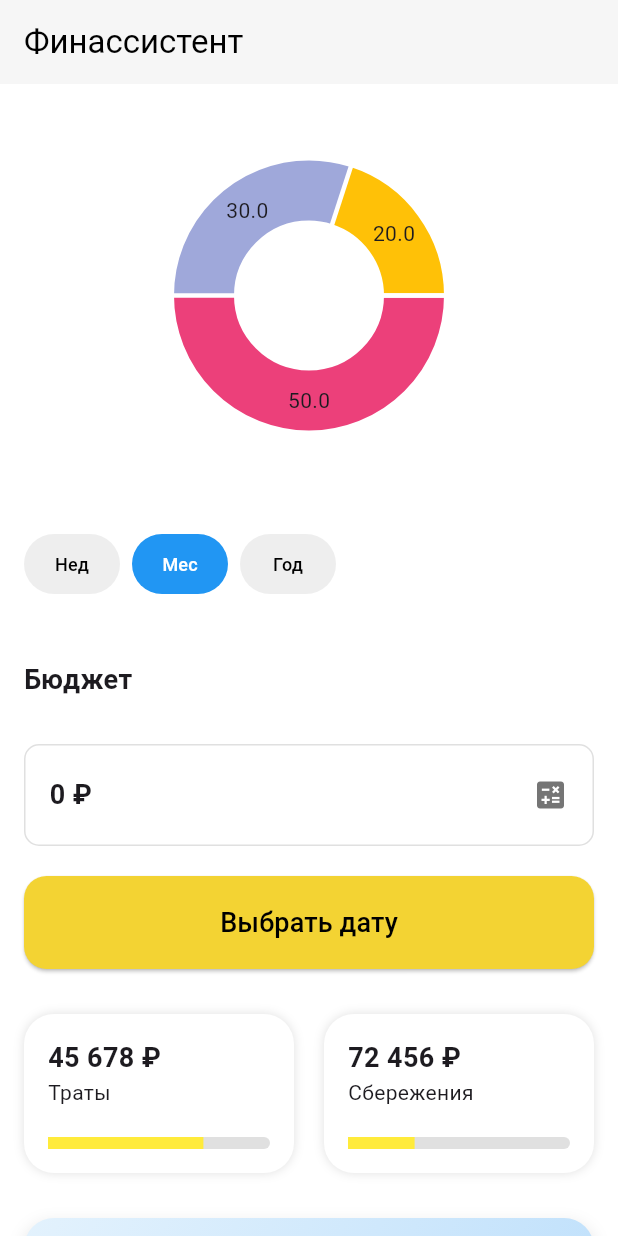
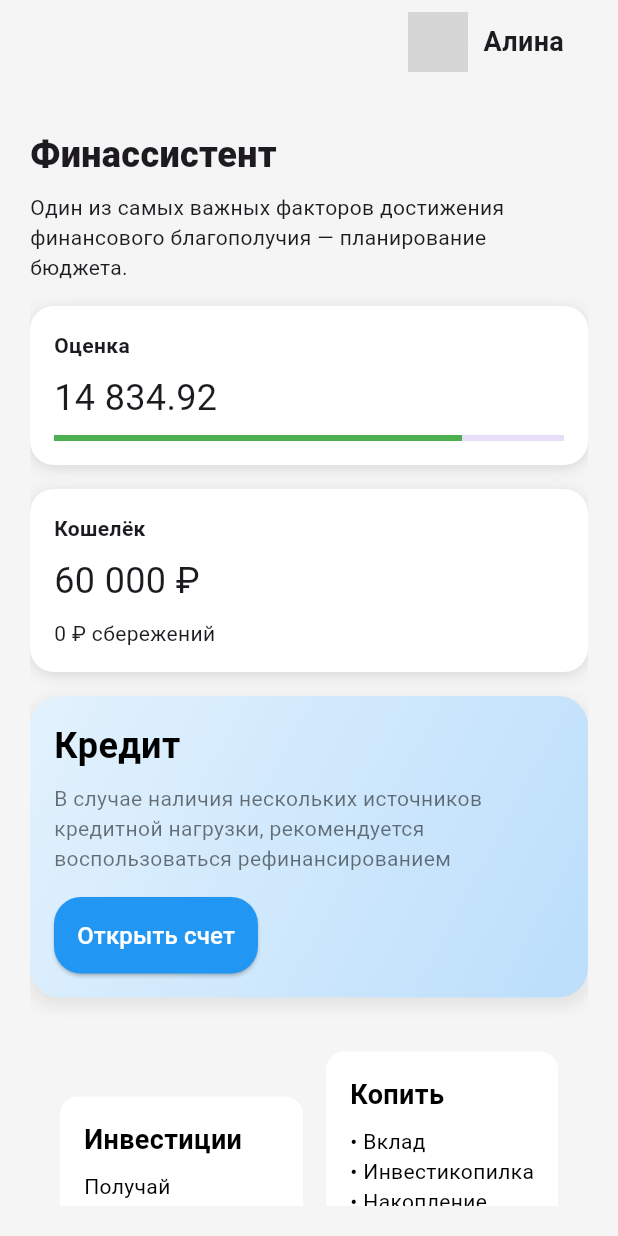
Before and after one commit to ArtemSorin/FinancialAssistant, a Flutter app: the screen it shows after launch, on a phone screen of 412 x 824 dp. Run offline on Flutter 3.47's test engine with Material 3 defaults, Android fonts, the phone set to English and light mode, and no system bars; drawn by our look-alikes of fl_chart; grey boxes are pictures that could not be loaded.

Commit message:
Первоначальные изменения

```diff
--- a/lib/main.dart
+++ b/lib/main.dart
@@ -1,5 +1,5 @@
 import 'package:flutter/material.dart';
-import 'package:tinkoff/presentation/screens/home_screen.dart';
+import 'package:tinkoff/presentation/screens/main_page.dart';
 
 void main() {
   runApp(const MyApp());
@@ -11,7 +11,7 @@ class MyApp extends StatelessWidget {
   @override
   Widget build(BuildContext context) {
     return MaterialApp(
-      home: HomeScreen(),
+      home: MainScreen(),
     );
   }
 }
--- a/lib/presentation/screens/detail_financial.dart
+++ b/lib/presentation/screens/main_page.dart
@@ -1,18 +1,27 @@
 import 'package:flutter/material.dart';
+import 'package:tinkoff/presentation/screens/profile.dart'; // Убедитесь, что путь к файлу правильный
 
-class DetailFinancialScreen extends StatelessWidget {
+class MainScreen extends StatelessWidget {
   @override
   Widget build(BuildContext context) {
     return Scaffold(
+      appBar: AppBar(
+        backgroundColor: Colors.transparent,
+        elevation: 0,
+        automaticallyImplyLeading: false,
+        actions: [
+          _buildUserInfo(context),
+        ],
+      ),
       backgroundColor: Color(0xF5F5F5F5),
-      appBar: AppBar(title: const Text("Финансовый ассистент")),
       body: Padding(
         padding: const EdgeInsets.all(20.0),
         child: ListView(
           children: [
+            const SizedBox(height: 10),
             const Text(
               "Финассистент",
-              style: TextStyle(fontSize: 24, fontWeight: FontWeight.bold),
+              style: TextStyle(fontSize: 24, fontWeight: FontWeight.w800),
             ),
             const SizedBox(height: 8),
             const Text(
@@ -33,7 +42,7 @@ class DetailFinancialScreen extends StatelessWidget {
                 Navigator.push(
                   context,
                   MaterialPageRoute(
-                    builder: (context) => DetailFinancialScreen(),
+                    builder: (context) => MainScreen(),
                   ),
                 );
               },
@@ -42,6 +51,47 @@ class DetailFinancialScreen extends StatelessWidget {
             _buildActionsSection(),
           ],
         ),
+      ),
+    );
+  }
+
+  Widget _buildUserInfo(BuildContext context) {
+    return Padding(
+      padding: const EdgeInsets.symmetric(horizontal: 16.0),
+      child: Row(
+        children: [
+          GestureDetector(
+            onTap: () {
+              Navigator.push(
+                context,
+                MaterialPageRoute(
+                  builder: (context) => ProfileScreen(),
+                ),
+              );
+            },
+            child: const CircleAvatar(
+              radius: 20,
+              backgroundImage: AssetImage(
+                  'assets/avatar.png'), // Замените на путь к вашей аватарке
+            ),
+          ),
+          const SizedBox(width: 10),
+          GestureDetector(
+            onTap: () {
+              Navigator.push(
+                context,
+                MaterialPageRoute(
+                  builder: (context) => ProfileScreen(),
+                ),
+              );
+            },
+            child: const Text(
+              'Алина',
+              style: TextStyle(fontSize: 18, fontWeight: FontWeight.bold),
+            ),
+          ),
+          const SizedBox(width: 20),
+        ],
       ),
     );
   }
```
Also changed, not shown: lib/presentation/screens/home_screen.dart (+29 -10 lines), lib/presentation/screens/profile.dart (+17 -3 lines).
